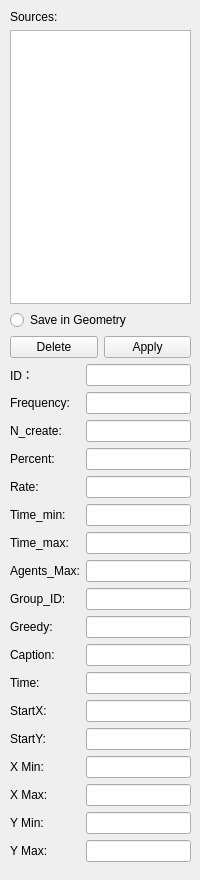
Before: the Qt Designer form forms/sourcewidget.ui in JuPedSim/jpseditor, drawn with Qt 5.
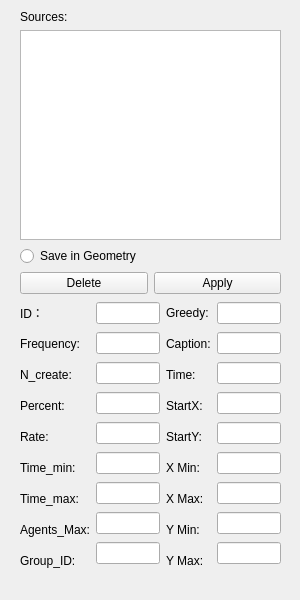
After: the same form once the commit is applied.

Commit message: Redesigned the layout for source widget

What changed in the file:
```diff
--- a/forms/sourcewidget.ui
+++ b/forms/sourcewidget.ui
@@ -6,8 +6,8 @@
    <rect>
     <x>0</x>
     <y>0</y>
-    <width>200</width>
-    <height>880</height>
+    <width>300</width>
+    <height>600</height>
    </rect>
   </property>
   <property name="sizePolicy">
@@ -18,30 +18,28 @@
   </property>
   <property name="minimumSize">
    <size>
-    <width>200</width>
-    <height>880</height>
+    <width>300</width>
+    <height>600</height>
    </size>
   </property>
   <property name="maximumSize">
    <size>
-    <width>200</width>
-    <height>880</height>
+    <width>300</width>
+    <height>600</height>
    </size>
   </property>
   <property name="windowTitle">
    <string>Form</string>
   </property>
-  <widget class="QWidget" name="layoutWidget">
+  <widget class="QWidget" name="">
    <property name="geometry">
     <rect>
-     <x>10</x>
+     <x>20</x>
      <y>10</y>
-     <width>181</width>
-     <height>852</height>
+     <width>261</width>
+     <height>284</height>
     </rect>
    </property>
-   <layout class="QVBoxLayout" name="verticalLayout">
-    <item>
      <layout class="QVBoxLayout" name="verticalLayout_5">
       <item>
        <widget class="QLabel" name="sourcesLabel">
@@ -79,11 +77,19 @@
        </layout>
       </item>
      </layout>
-    </item>
-    <item>
+  </widget>
+  <widget class="QWidget" name="">
+   <property name="geometry">
+    <rect>
+     <x>20</x>
+     <y>300</y>
+     <width>261</width>
+     <height>273</height>
+    </rect>
+   </property>
      <layout class="QHBoxLayout" name="horizontalLayout">
       <item>
-       <layout class="QVBoxLayout" name="verticalLayout_3">
+     <layout class="QVBoxLayout" name="verticalLayout">
         <item>
          <widget class="QLabel" name="IDLabel">
           <property name="text">
@@ -174,6 +180,41 @@
           </property>
          </widget>
         </item>
+     </layout>
+    </item>
+    <item>
+     <layout class="QVBoxLayout" name="verticalLayout_2">
+      <item>
+       <widget class="QLineEdit" name="IDlineEdit"/>
+      </item>
+      <item>
+       <widget class="QLineEdit" name="frequencyLineEdit"/>
+      </item>
+      <item>
+       <widget class="QLineEdit" name="N_createLineEdit"/>
+      </item>
+      <item>
+       <widget class="QLineEdit" name="percentLineEdit"/>
+      </item>
+      <item>
+       <widget class="QLineEdit" name="rateLineEdit"/>
+      </item>
+      <item>
+       <widget class="QLineEdit" name="time_minLineEdit"/>
+      </item>
+      <item>
+       <widget class="QLineEdit" name="time_maxLineEdit"/>
+      </item>
+      <item>
+       <widget class="QLineEdit" name="agents_maxLineEdit"/>
+      </item>
+      <item>
+       <widget class="QLineEdit" name="group_IDLineEdit"/>
+      </item>
+     </layout>
+    </item>
+    <item>
+     <layout class="QVBoxLayout" name="verticalLayout_3">
         <item>
          <widget class="QLabel" name="greedyLabel">
           <property name="text">
@@ -267,34 +308,7 @@
        </layout>
       </item>
       <item>
-       <layout class="QVBoxLayout" name="verticalLayout_7">
-        <item>
-         <widget class="QLineEdit" name="IDlineEdit"/>
-        </item>
-        <item>
-         <widget class="QLineEdit" name="frequencyLineEdit"/>
-        </item>
-        <item>
-         <widget class="QLineEdit" name="N_createLineEdit"/>
-        </item>
-        <item>
-         <widget class="QLineEdit" name="percentLineEdit"/>
-        </item>
-        <item>
-         <widget class="QLineEdit" name="rateLineEdit"/>
-        </item>
-        <item>
-         <widget class="QLineEdit" name="time_minLineEdit"/>
-        </item>
-        <item>
-         <widget class="QLineEdit" name="time_maxLineEdit"/>
-        </item>
-        <item>
-         <widget class="QLineEdit" name="agents_maxLineEdit"/>
-        </item>
-        <item>
-         <widget class="QLineEdit" name="group_IDLineEdit"/>
-        </item>
+     <layout class="QVBoxLayout" name="verticalLayout_4">
         <item>
          <widget class="QLineEdit" name="greedyLineEdit"/>
         </item>
@@ -321,8 +335,6 @@
         </item>
         <item>
          <widget class="QLineEdit" name="Y_MaxLineEdit"/>
-        </item>
-       </layout>
       </item>
      </layout>
     </item>
```
Lines whose indentation alone changed are shown as unchanged. The commit also changes 1 other file.
